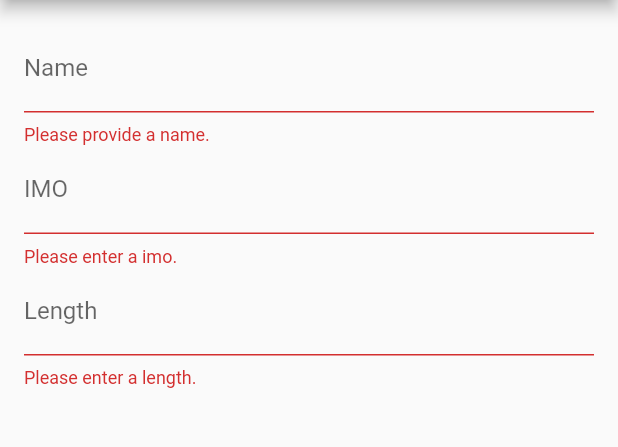
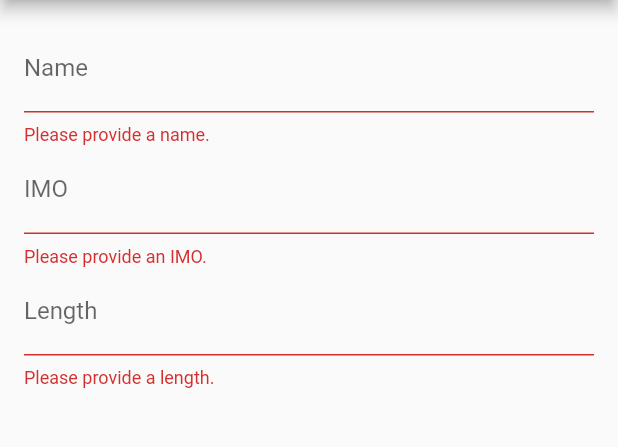
Before and after one commit to RobBebb/yacht_hive, a Flutter app: the EditYachtScreen screen opened by its route, after a tap on the "save" icon, on a phone screen of 412 x 824 dp, the part 84-531 px from its top. Run offline on Flutter 3.47's test engine with Material 2 defaults, Android fonts, the phone set to English and light mode, and no system bars; our stand-ins replace fluttertoast, hive, hive_flutter, logger; accounts and stored records are empty; generated files the repository leaves out were written again.

Commit message:
Added yacht validator classes and unit tests

```diff
--- /dev/null
+++ b/lib/yachts/domain/yacht_validator.dart
@@ -0,0 +1,40 @@
+class NameFieldValidator {
+  static String validate(String value) {
+    if (value.isEmpty) {
+      return 'Please provide a name.';
+    }
+    return null;
+  }
+}
+
+
+class ImoFieldValidator {
+  static String validate(String value) {
+    if (value.isEmpty) {
+      return 'Please provide an IMO.';
+    }
+    if (int.tryParse(value) == null) {
+      return 'Please enter a valid number.';
+    }
+    if (int.parse(value) <= 0) {
+      return 'Please enter a number greater than zero.';
+    }
+    return null;
+  }
+}
+
+
+class LengthFieldValidator {
+  static String validate(String value) {
+    if (value.isEmpty) {
+      return 'Please provide a length.';
+    }
+    if (double.tryParse(value) == null) {
+      return 'Please enter a valid number.';
+    }
+    if (double.parse(value) <= 0) {
+      return 'Please enter a number greater than zero.';
+    }
+    return null;
+  }
+}
--- a/lib/yachts/presentation/screens/edit_yacht_screen.dart
+++ b/lib/yachts/presentation/screens/edit_yacht_screen.dart
@@ -1,5 +1,8 @@
 import 'package:flutter/material.dart';
-import 'package:hive/hive.dart';
+// import 'package:hive/hive.dart';
+import 'package:provider/provider.dart';
+import 'package:yacht_hive/yachts/domain/yacht_data.dart';
+import 'package:yacht_hive/yachts/domain/yacht_validator.dart';
 
 import '../../domain/yacht.dart';
 
@@ -17,8 +20,9 @@ class _EditYachtScreenState extends State<EditYachtScreen> {
   var _imoFocusNode = FocusNode();
   var _lengthFocusNode = FocusNode();
 
-  String yachtBoxName = 'yacht';
-  int yachtIndex;
+  // String yachtBoxName = 'yacht';
+  // int yachtIndex;
+  Yacht yacht;
 
   var _initValues = {
     'name': '',
@@ -37,14 +41,14 @@ class _EditYachtScreenState extends State<EditYachtScreen> {
   @override
   void didChangeDependencies() {
     if (_isInit) {
-      yachtIndex = ModalRoute.of(context).settings.arguments as int;
-      if (yachtIndex != null) {
-        Box<Yacht> yachtBox = Hive.box<Yacht>(yachtBoxName);
-        _editedYacht = yachtBox.getAt(yachtIndex);
+      yacht = ModalRoute.of(context).settings.arguments as Yacht;
+      if (yacht != null) {
+        // Box<Yacht> yachtBox = Hive.box<Yacht>(yachtBoxName);
+        // _editedYacht = yachtBox.getAt(yachtIndex);
         _initValues = {
-          'name': _editedYacht.name,
-          'imo': _editedYacht.imo.toString(),
-          'length': _editedYacht.length.toString(),
+          'name': yacht.name,
+          'imo': yacht.imo.toString(),
+          'length': yacht.length.toString(),
         };
       }
     }
@@ -65,11 +69,15 @@ class _EditYachtScreenState extends State<EditYachtScreen> {
       return;
     }
     _form.currentState.save();
-    Box<Yacht> yachtsBox = Hive.box<Yacht>(yachtBoxName);
-    if (yachtIndex != null) {
-      yachtsBox.putAt(yachtIndex, _editedYacht);
+    // Box<Yacht> yachtsBox = Hive.box<Yacht>(yachtBoxName);
+    if (yacht != null) {
+      // yachtsBox.putAt(yachtIndex, _editedYacht);
+      Provider.of<YachtData>(context, listen: false)
+          .editYacht(yacht: _editedYacht, yachtKey: yacht.key);
     } else {
-      yachtsBox.add(_editedYacht);
+      // yachtsBox.add(_editedYacht);
+      Provider.of<YachtData>(context, listen: false)
+          .addYacht(yacht: _editedYacht);
     }
     Navigator.of(context).pop();
   }
@@ -112,12 +120,7 @@ class _EditYachtScreenState extends State<EditYachtScreen> {
                 onFieldSubmitted: (_) {
                   FocusScope.of(context).requestFocus(_imoFocusNode);
                 },
-                validator: (value) {
-                  if (value.isEmpty) {
-                    return 'Please provide a name.';
-                  }
-                  return null;
-                },
+                validator: NameFieldValidator.validate,
                 onSaved: (value) {
                   _editedYacht = Yacht(
                     name: value,
@@ -135,18 +138,7 @@ class _EditYachtScreenState extends State<EditYachtScreen> {
                 onFieldSubmitted: (_) {
                   FocusScope.of(context).requestFocus(_lengthFocusNode);
                 },
-                validator: (value) {
-                  if (value.isEmpty) {
-                    return 'Please enter a imo.';
-                  }
-                  if (int.tryParse(value) == null) {
-                    return 'Please enter a valid number.';
-                  }
-                  if (int.parse(value) <= 0) {
-                    return ' Please enter a number greater than zero.';
-                  }
-                  return null;
-                },
+                validator: ImoFieldValidator.validate,
                 onSaved: (value) {
                   _editedYacht = Yacht(
                     name: _editedYacht.name,
@@ -164,18 +156,7 @@ class _EditYachtScreenState extends State<EditYachtScreen> {
                 onFieldSubmitted: (_) {
                   _saveForm();
                 },
-                validator: (value) {
-                  if (value.isEmpty) {
-                    return 'Please enter a length.';
-                  }
-                  if (double.tryParse(value) == null) {
-                    return 'Please enter a valid number.';
-                  }
-                  if (double.parse(value) <= 0) {
-                    return ' Please enter a number greater than zero.';
-                  }
-                  return null;
-                },
+                validator: LengthFieldValidator.validate,
                 onSaved: (value) {
                   _editedYacht = Yacht(
                     name: _editedYacht.name,
```
Also changed, not shown: lib/main.dart (+7 -5 lines), lib/yachts/presentation/screens/yachts_screen.dart (+45 -29 lines), lib/yachts/presentation/widgets/yacht_card.dart (+22 -10 lines), 3 other files.
